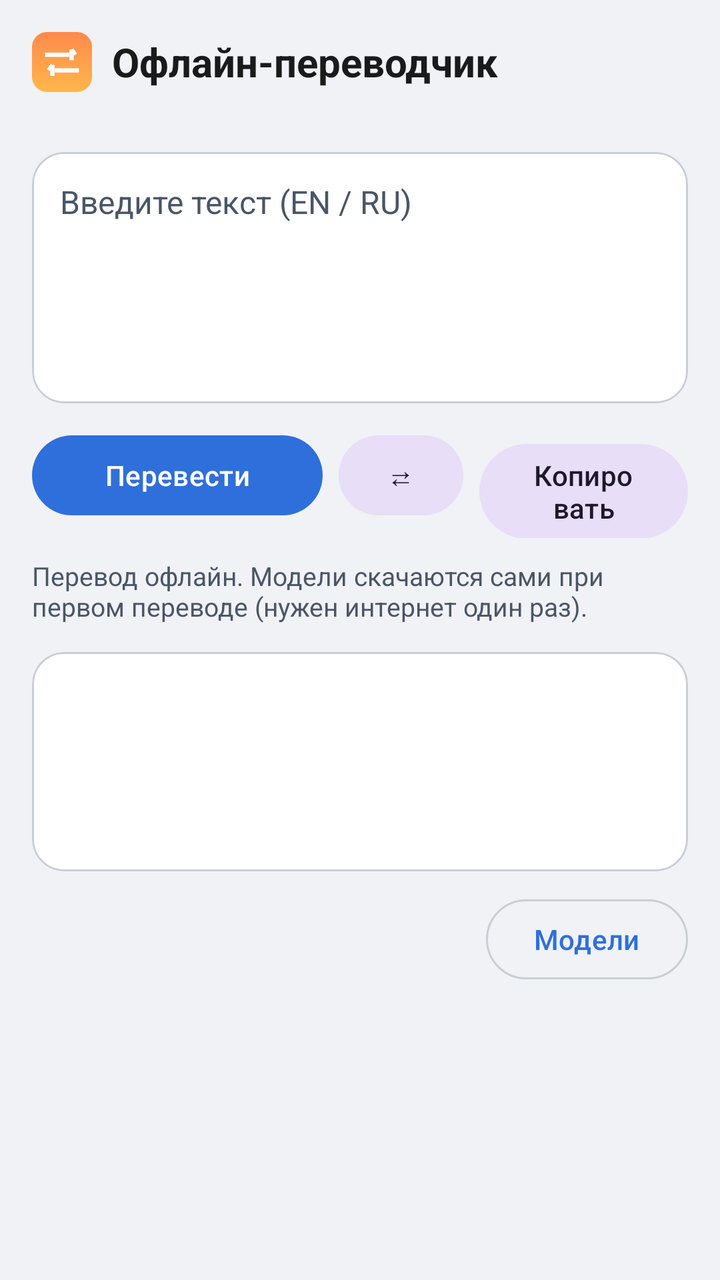
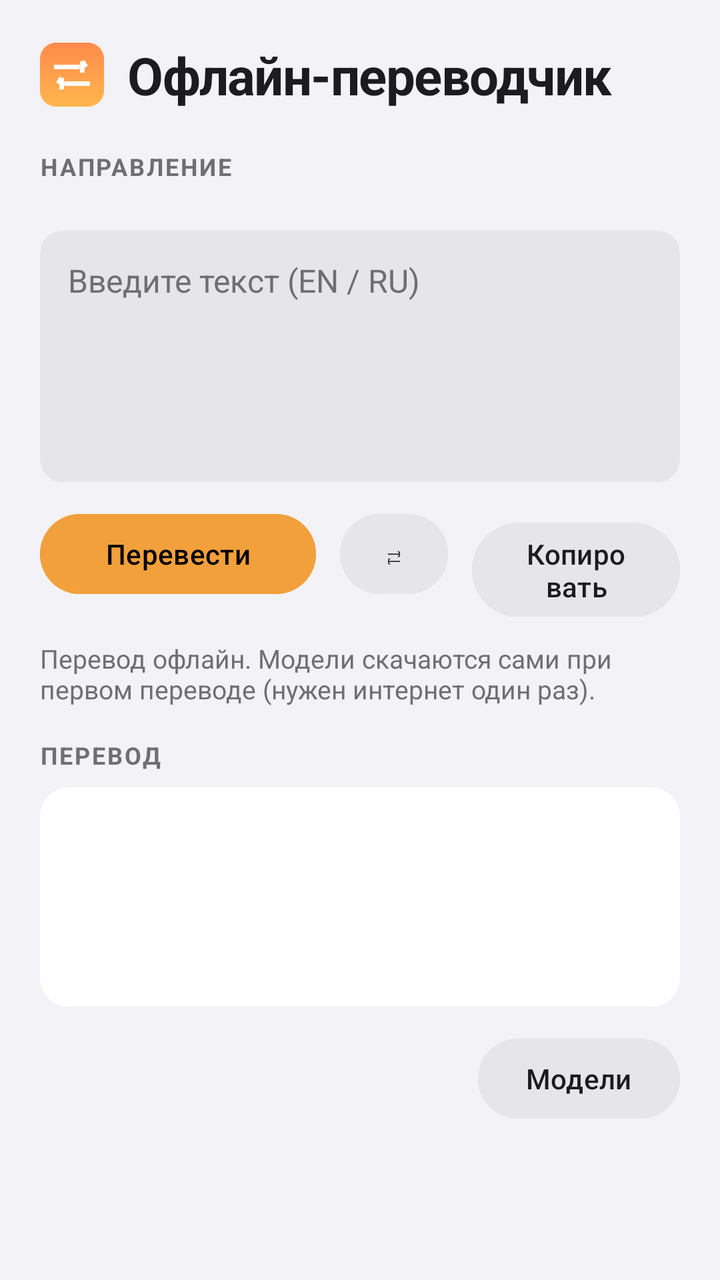

The first picture is an Android layout as it rendered before a commit; the second is the same layout after the commit. The layout source and the unified diff follow.
<!-- AndroidManifest.xml: application theme Theme.OfflineTranslator -->
<!-- res/layout/activity_main.xml -->
<?xml version="1.0" encoding="utf-8"?>
<LinearLayout xmlns:android="http://schemas.android.com/apk/res/android"
    xmlns:app="http://schemas.android.com/apk/res-auto"
    android:layout_width="match_parent"
    android:layout_height="match_parent"
    android:background="@color/bg"
    android:orientation="vertical"
    android:padding="16dp">

    
    <LinearLayout
        android:layout_width="match_parent"
        android:layout_height="wrap_content"
        android:gravity="center_vertical"
        android:orientation="horizontal">

        <ImageView
            android:layout_width="30dp"
            android:layout_height="30dp"
            android:contentDescription="@string/app_name"
            android:src="@mipmap/ic_launcher" />

        <TextView
            android:layout_width="wrap_content"
            android:layout_height="wrap_content"
            android:layout_marginStart="10dp"
            android:text="@string/app_name"
            android:textColor="@color/text"
            android:textSize="20sp"
            android:textStyle="bold" />
    </LinearLayout>

    
    <com.google.android.material.button.MaterialButtonToggleGroup
        android:id="@+id/directionGroup"
        android:layout_width="match_parent"
        android:layout_height="wrap_content"
        android:layout_marginTop="16dp"
        app:selectionRequired="true"
        app:singleSelection="true">

        <Button
            android:id="@+id/btnAuto"
            style="?attr/materialButtonOutlinedStyle"
            android:layout_width="0dp"
            android:layout_height="wrap_content"
            android:layout_weight="1"
            android:text="@string/dir_auto" />

        <Button
            android:id="@+id/btnEnRu"
            style="?attr/materialButtonOutlinedStyle"
            android:layout_width="0dp"
            android:layout_height="wrap_content"
            android:layout_weight="1"
            android:text="@string/dir_en_ru" />

        <Button
            android:id="@+id/btnRuEn"
            style="?attr/materialButtonOutlinedStyle"
            android:layout_width="0dp"
            android:layout_height="wrap_content"
            android:layout_weight="1"
            android:text="@string/dir_ru_en" />
    </com.google.android.material.button.MaterialButtonToggleGroup>

    
    <com.google.android.material.card.MaterialCardView
        android:layout_width="match_parent"
        android:layout_height="wrap_content"
        android:layout_marginTop="14dp"
        app:cardBackgroundColor="@color/card"
        app:cardCornerRadius="16dp"
        app:cardElevation="0dp"
        app:strokeColor="@color/border"
        app:strokeWidth="1dp">

        <EditText
            android:id="@+id/source"
            android:layout_width="match_parent"
            android:layout_height="wrap_content"
            android:background="@android:color/transparent"
            android:gravity="top"
            android:hint="@string/source_hint"
            android:importantForAutofill="no"
            android:inputType="textMultiLine|textCapSentences"
            android:minLines="5"
            android:padding="14dp"
            android:textColor="@color/text"
            android:textColorHint="@color/status_fg"
            android:textSize="16sp" />
    </com.google.android.material.card.MaterialCardView>

    
    <LinearLayout
        android:layout_width="match_parent"
        android:layout_height="wrap_content"
        android:layout_marginTop="12dp"
        android:orientation="horizontal">

        <com.google.android.material.button.MaterialButton
            android:id="@+id/translateBtn"
            android:layout_width="0dp"
            android:layout_height="wrap_content"
            android:layout_marginEnd="8dp"
            android:layout_weight="1.4"
            android:text="@string/translate" />

        <com.google.android.material.button.MaterialButton
            android:id="@+id/swapBtn"
            style="@style/Widget.Material3.Button.TonalButton"
            android:layout_width="0dp"
            android:layout_height="wrap_content"
            android:layout_marginEnd="8dp"
            android:layout_weight="0.6"
            android:text="@string/swap" />

        <com.google.android.material.button.MaterialButton
            android:id="@+id/copyBtn"
            style="@style/Widget.Material3.Button.TonalButton"
            android:layout_width="0dp"
            android:layout_height="wrap_content"
            android:layout_weight="1"
            android:text="@string/copy" />
    </LinearLayout>

    <TextView
        android:id="@+id/status"
        android:layout_width="match_parent"
        android:layout_height="wrap_content"
        android:layout_marginTop="10dp"
        android:text="@string/hint_models"
        android:textColor="@color/status_fg"
        android:textSize="13sp" />

    
    <com.google.android.material.card.MaterialCardView
        android:layout_width="match_parent"
        android:layout_height="wrap_content"
        android:layout_marginTop="14dp"
        app:cardBackgroundColor="@color/card"
        app:cardCornerRadius="16dp"
        app:cardElevation="0dp"
        app:strokeColor="@color/border"
        app:strokeWidth="1dp">

        <TextView
            android:id="@+id/output"
            android:layout_width="match_parent"
            android:layout_height="wrap_content"
            android:minLines="4"
            android:padding="14dp"
            android:textColor="@color/text"
            android:textIsSelectable="true"
            android:textSize="17sp" />
    </com.google.android.material.card.MaterialCardView>

    <com.google.android.material.button.MaterialButton
        android:id="@+id/modelsBtn"
        style="?attr/materialButtonOutlinedStyle"
        android:layout_width="wrap_content"
        android:layout_height="wrap_content"
        android:layout_gravity="end"
        android:layout_marginTop="10dp"
        android:text="@string/download_models" />
</LinearLayout>
<!-- resources referenced by this layout -->
<resources>
  <color name="bg">#F0F2F5</color>
  <color name="border">#C9CED6</color>
  <color name="card">#FFFFFF</color>
  <color name="status_fg">#4A5568</color>
  <color name="text">#1A1A1A</color>
  <!-- mipmap ic_launcher: png bitmap (mipmap-hdpi, 2242 bytes) -->
  <string name="app_name">Офлайн-переводчик</string>
  <string name="copy">Копировать</string>
  <string name="dir_auto">Авто</string>
  <string name="dir_en_ru">EN → RU</string>
  <string name="dir_ru_en">RU → EN</string>
  <string name="download_models">Модели</string>
  <string name="hint_models">Перевод офлайн. Модели скачаются сами при первом переводе (нужен интернет один раз).</string>
  <string name="source_hint">Введите текст (EN / RU)</string>
  <string name="swap">⇄</string>
  <string name="translate">Перевести</string>
  <style name="Theme.OfflineTranslator" parent="Theme.Material3.DayNight.NoActionBar">
          <item name="colorPrimary">@color/accent</item>
          <item name="colorOnPrimary">@color/on_accent</item>
          <item name="android:colorBackground">@color/bg</item>
          <item name="colorSurface">@color/card</item>
          <item name="colorOnSurface">@color/text</item>
          <item name="colorOutline">@color/border</item>
          <item name="android:statusBarColor">@color/bg</item>
          <item name="android:windowLightStatusBar">false</item>
      </style>
  <color name="accent">#2F6FDB</color>
  <color name="on_accent">#FFFFFF</color>
</resources>

<!-- the commit's change to res/layout/activity_main.xml (unified diff, before → after) -->
@@ -5,7 +5,7 @@
     android:layout_height="match_parent"
     android:background="@color/bg"
     android:orientation="vertical"
-    android:padding="16dp">
+    android:padding="20dp">
 
     
     <LinearLayout
@@ -15,27 +15,40 @@
         android:orientation="horizontal">
 
         <ImageView
-            android:layout_width="30dp"
-            android:layout_height="30dp"
+            android:layout_width="32dp"
+            android:layout_height="32dp"
             android:contentDescription="@string/app_name"
             android:src="@mipmap/ic_launcher" />
 
         <TextView
             android:layout_width="wrap_content"
             android:layout_height="wrap_content"
-            android:layout_marginStart="10dp"
+            android:layout_marginStart="12dp"
+            android:letterSpacing="-0.02"
             android:text="@string/app_name"
             android:textColor="@color/text"
-            android:textSize="20sp"
+            android:textSize="26sp"
             android:textStyle="bold" />
     </LinearLayout>
 
     
+    <TextView
+        android:layout_width="wrap_content"
+        android:layout_height="wrap_content"
+        android:layout_marginTop="20dp"
+        android:letterSpacing="0.08"
+        android:text="@string/overline_direction"
+        android:textColor="@color/text2"
+        android:textSize="12sp"
+        android:textStyle="bold"
+        android:textAllCaps="true" />
+
+    
     <com.google.android.material.button.MaterialButtonToggleGroup
         android:id="@+id/directionGroup"
         android:layout_width="match_parent"
         android:layout_height="wrap_content"
-        android:layout_marginTop="16dp"
+        android:layout_marginTop="8dp"
         app:selectionRequired="true"
         app:singleSelection="true">
 
@@ -68,12 +81,11 @@
     <com.google.android.material.card.MaterialCardView
         android:layout_width="match_parent"
         android:layout_height="wrap_content"
-        android:layout_marginTop="14dp"
-        app:cardBackgroundColor="@color/card"
-        app:cardCornerRadius="16dp"
+        android:layout_marginTop="16dp"
+        app:cardBackgroundColor="@color/field"
+        app:cardCornerRadius="11dp"
         app:cardElevation="0dp"
-        app:strokeColor="@color/border"
-        app:strokeWidth="1dp">
+        app:strokeWidth="0dp">
 
         <EditText
             android:id="@+id/source"
@@ -87,7 +99,7 @@
             android:minLines="5"
             android:padding="14dp"
             android:textColor="@color/text"
-            android:textColorHint="@color/status_fg"
+            android:textColorHint="@color/text2"
             android:textSize="16sp" />
     </com.google.android.material.card.MaterialCardView>
 
@@ -102,47 +114,67 @@
             android:id="@+id/translateBtn"
             android:layout_width="0dp"
             android:layout_height="wrap_content"
-            android:layout_marginEnd="8dp"
+            android:layout_marginEnd="12dp"
             android:layout_weight="1.4"
-            android:text="@string/translate" />
+            android:backgroundTint="@color/accent"
+            android:text="@string/translate"
+            android:textColor="@color/on_accent"
+            app:shapeAppearanceOverlay="@style/ShapePill" />
 
         <com.google.android.material.button.MaterialButton
             android:id="@+id/swapBtn"
-            style="@style/Widget.Material3.Button.TonalButton"
-            android:layout_width="0dp"
-            android:layout_height="wrap_content"
-            android:layout_marginEnd="8dp"
-            android:layout_weight="0.6"
-            android:text="@string/swap" />
+            android:layout_width="0dp"
+            android:layout_height="wrap_content"
+            android:layout_marginEnd="12dp"
+            android:layout_weight="0.55"
+            android:backgroundTint="@color/field"
+            android:text="@string/swap"
+            android:textColor="@color/text"
+            app:iconGravity="textStart"
+            app:shapeAppearanceOverlay="@style/ShapePill" />
 
         <com.google.android.material.button.MaterialButton
             android:id="@+id/copyBtn"
-            style="@style/Widget.Material3.Button.TonalButton"
-            android:layout_width="0dp"
-            android:layout_height="wrap_content"
-            android:layout_weight="1"
-            android:text="@string/copy" />
+            android:layout_width="0dp"
+            android:layout_height="wrap_content"
+            android:layout_weight="1.05"
+            android:backgroundTint="@color/field"
+            android:text="@string/copy"
+            android:textColor="@color/text"
+            app:shapeAppearanceOverlay="@style/ShapePill" />
     </LinearLayout>
 
+    
     <TextView
         android:id="@+id/status"
         android:layout_width="match_parent"
         android:layout_height="wrap_content"
-        android:layout_marginTop="10dp"
+        android:layout_marginTop="12dp"
         android:text="@string/hint_models"
-        android:textColor="@color/status_fg"
+        android:textColor="@color/text2"
         android:textSize="13sp" />
 
     
+    <TextView
+        android:layout_width="wrap_content"
+        android:layout_height="wrap_content"
+        android:layout_marginTop="16dp"
+        android:letterSpacing="0.08"
+        android:text="@string/overline_result"
+        android:textColor="@color/text2"
+        android:textSize="12sp"
+        android:textStyle="bold"
+        android:textAllCaps="true" />
+
+    
     <com.google.android.material.card.MaterialCardView
         android:layout_width="match_parent"
         android:layout_height="wrap_content"
-        android:layout_marginTop="14dp"
+        android:layout_marginTop="8dp"
         app:cardBackgroundColor="@color/card"
-        app:cardCornerRadius="16dp"
+        app:cardCornerRadius="14dp"
         app:cardElevation="0dp"
-        app:strokeColor="@color/border"
-        app:strokeWidth="1dp">
+        app:strokeWidth="0dp">
 
         <TextView
             android:id="@+id/output"
@@ -157,10 +189,12 @@
 
     <com.google.android.material.button.MaterialButton
         android:id="@+id/modelsBtn"
-        style="?attr/materialButtonOutlinedStyle"
         android:layout_width="wrap_content"
         android:layout_height="wrap_content"
         android:layout_gravity="end"
-        android:layout_marginTop="10dp"
-        android:text="@string/download_models" />
+        android:layout_marginTop="12dp"
+        android:backgroundTint="@color/field"
+        android:text="@string/download_models"
+        android:textColor="@color/text"
+        app:shapeAppearanceOverlay="@style/ShapePill" />
 </LinearLayout>
<!-- resource entries referenced after the edit -->
@@ -1,10 +1,12 @@
 <!-- resources referenced by this layout -->
 <resources>
-  <color name="bg">#F0F2F5</color>
-  <color name="border">#C9CED6</color>
+  <color name="accent">#F2A03C</color>
+  <color name="bg">#F2F2F7</color>
   <color name="card">#FFFFFF</color>
-  <color name="status_fg">#4A5568</color>
-  <color name="text">#1A1A1A</color>
+  <color name="field">#E5E5EA</color>
+  <color name="on_accent">#000000</color>
+  <color name="text">#1C1C1E</color>
+  <color name="text2">#6E6E73</color>
   <!-- mipmap ic_launcher: png bitmap (mipmap-hdpi, 2242 bytes) -->
   <string name="app_name">Офлайн-переводчик</string>
   <string name="copy">Копировать</string>
@@ -13,9 +15,15 @@
   <string name="dir_ru_en">RU → EN</string>
   <string name="download_models">Модели</string>
   <string name="hint_models">Перевод офлайн. Модели скачаются сами при первом переводе (нужен интернет один раз).</string>
+  <string name="overline_direction">Направление</string>
+  <string name="overline_result">Перевод</string>
   <string name="source_hint">Введите текст (EN / RU)</string>
   <string name="swap">⇄</string>
   <string name="translate">Перевести</string>
+  <style name="ShapePill" parent="">
+          <item name="cornerFamily">rounded</item>
+          <item name="cornerSize">50%</item>
+      </style>
   <style name="Theme.OfflineTranslator" parent="Theme.Material3.DayNight.NoActionBar">
           <item name="colorPrimary">@color/accent</item>
           <item name="colorOnPrimary">@color/on_accent</item>
@@ -26,7 +34,6 @@
           <item name="android:statusBarColor">@color/bg</item>
           <item name="android:windowLightStatusBar">false</item>
       </style>
-  <color name="accent">#2F6FDB</color>
-  <color name="on_accent">#FFFFFF</color>
+  <color name="border">#E5E5EA</color>
 </resources>
 
